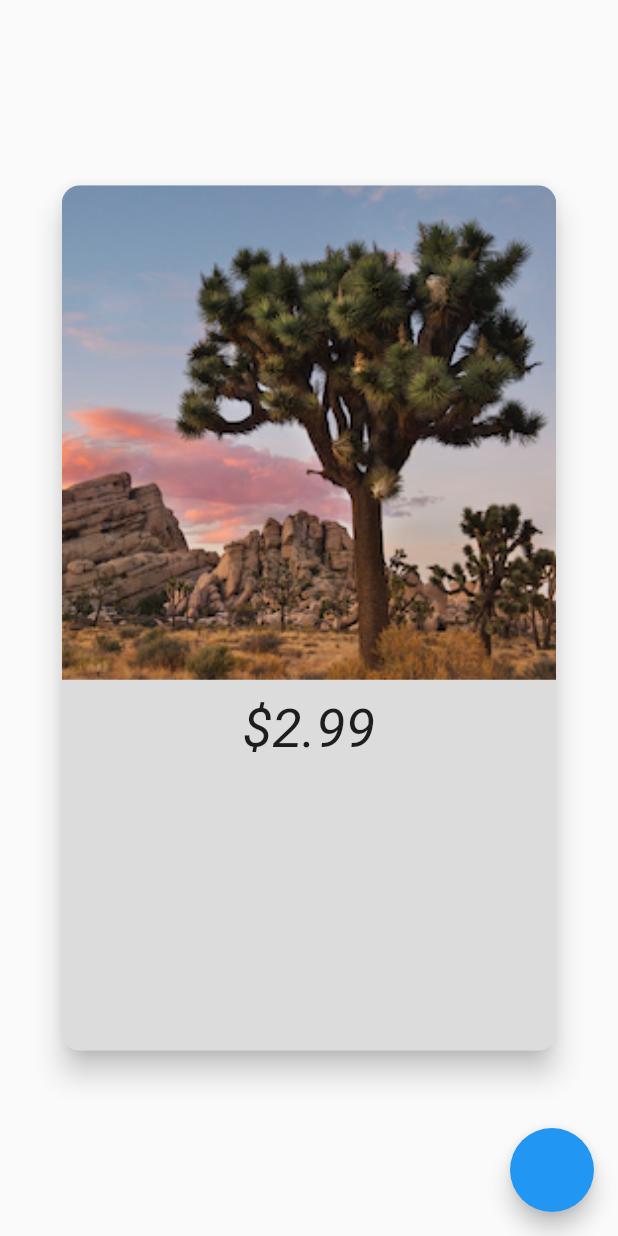
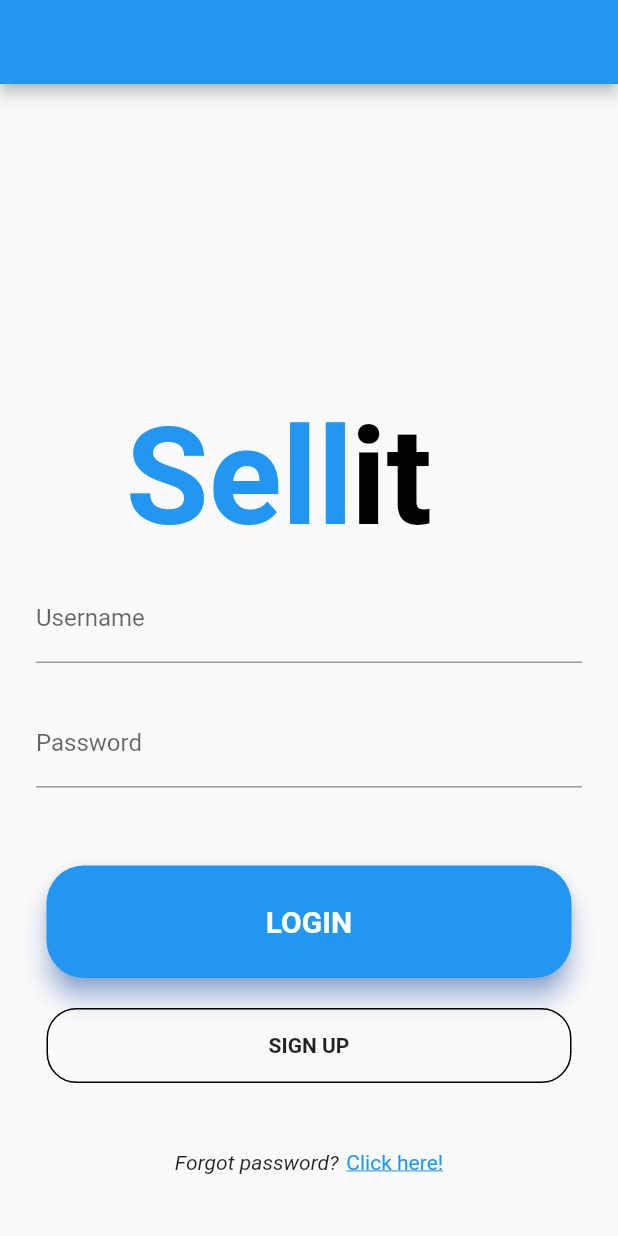
Before and after one commit to School-Flutter-Dart/Sellit, a Flutter app: the screen it shows after launch, on a phone screen of 412 x 824 dp. Run offline on Flutter 3.47's test engine with Material 2 defaults, Android fonts, the phone set to English and light mode, and no system bars.

Commit message:
Made login page, buttons don't work yet and trying to connect login page with sign up page

```diff
--- a/lib/main.dart
+++ b/lib/main.dart
@@ -1,6 +1,6 @@
 import 'package:flutter/material.dart';
 
-import 'ui/main_page.dart';
+import 'ui/register_page.dart';
 
 void main() => runApp(MyApp());
 
@@ -22,7 +22,7 @@ class MyApp extends StatelessWidget {
         // is not restarted.
         primarySwatch: Colors.blue,
       ),
-      home: MainPage()
+        home: RegisterPage()
     );
   }
 }
--- /dev/null
+++ b/lib/ui/register_page.dart
@@ -0,0 +1,118 @@
+import 'package:flutter/material.dart';
+
+class RegisterPage extends StatefulWidget {
+  @override
+  _RegisterPageState createState() => _RegisterPageState();
+}
+
+class _RegisterPageState extends State<RegisterPage> {
+  @override
+  Widget build(BuildContext context) {
+    return Scaffold(
+      appBar: AppBar(),
+      body: Column(
+        children: <Widget>[
+          SizedBox(
+            height: 100,
+          ),
+          Container(
+              //I was thinking putting the logo on top of the title "Sellit" (it has enough space)
+              child: Stack(
+            children: <Widget>[
+              Container(
+                padding: EdgeInsets.fromLTRB(10.0, 110.0, 15.0, 0.0),
+                child: Text('Sell',
+                    style: TextStyle(
+                        fontSize: 90.0,
+                        fontWeight: FontWeight.bold,
+                        color: Colors.blue)),
+              ),
+              Container(
+                padding: EdgeInsets.fromLTRB(160.0, 110.0, 50.0, 0.0),
+                child: Text('it',
+                    style: TextStyle(
+                        fontSize: 90.0,
+                        fontWeight: FontWeight.bold,
+                        color: Colors.black)),
+              )
+            ],
+          )),
+          Padding(
+            padding: EdgeInsets.symmetric(vertical: 12, horizontal: 24),
+            child: TextField(
+              decoration: InputDecoration(labelText: "Username"),
+            ),
+          ),
+          Padding(
+            padding: EdgeInsets.symmetric(vertical: 12, horizontal: 24),
+            child: TextField(
+              decoration: InputDecoration(labelText: "Password"),
+            ),
+          ),
+          SizedBox(height: 40.0),
+          Container(
+              height: 75.0,
+              width: 350.0,
+              child: Material(
+                  borderRadius: BorderRadius.circular(25.0),
+                  shadowColor: Colors.blueAccent,
+                  color: Colors.blue,
+                  elevation: 7.0,
+                  child: GestureDetector(
+                    onTap: () {},
+                    child: Center(
+                      child: Text('LOGIN',
+                          style: TextStyle(
+                              color: Colors.white,
+                              fontWeight: FontWeight.bold,
+                              fontSize: 20)),
+                    ),
+                  ))),
+          SizedBox(height: 20.0), //height of empty space between fields
+          Container(
+            height: 50.0,
+            width: 350.0,
+            color: Colors.transparent,
+            child: Container(
+                decoration: BoxDecoration(
+                    border: Border.all(
+                        color: Colors.black,
+                        style: BorderStyle.solid,
+                        width: 1.0),
+                    color: Colors.transparent,
+                    borderRadius: BorderRadius.circular(20.0)),
+                child: Row(
+                  mainAxisAlignment: MainAxisAlignment.center,
+                  children: <Widget>[
+                    Center(
+                        child: Text("SIGN UP",
+                            style: TextStyle(
+                              fontWeight: FontWeight.bold,
+                            )))
+                  ],
+                )),
+          ),
+          SizedBox(height: 45.0),
+          Row(
+            mainAxisAlignment: MainAxisAlignment.center,
+            children: <Widget>[
+              Text(
+                "Forgot password?",
+                style: TextStyle(fontStyle: FontStyle.italic),
+              ),
+              SizedBox(width: 5.0),
+              InkWell(
+                onTap: () {},
+                child: Text(
+                  "Click here!",
+                  style: TextStyle(
+                      color: Colors.blue, decoration: TextDecoration.underline),
+                ),
+              )
+            ],
+          )
+        ],
+      ),
+    );
+  }
+}
```
Also changed, not shown: lib/ui/signup_page.dart (added, +74 -0 lines).
